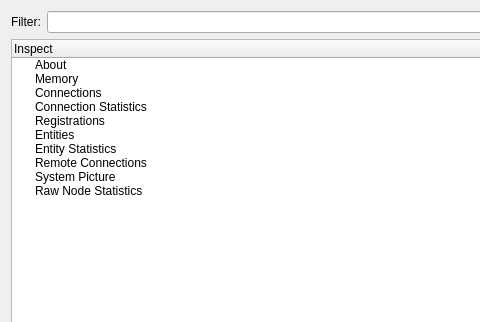
Old version of the form src/dose/dose_dobexplorer.ss/src/dosemon.ui in the repository SafirSDK/safir-sdk-core; both pictures show x 0 to 480 and y 0 to 322 of the 1184 by 682 pixel window.
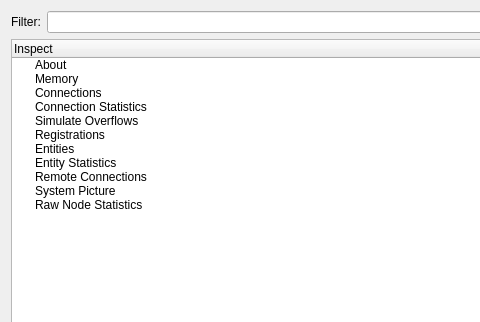
New version of the form. Icons and pictures are not drawn.

Commit message: Make it possible to toggle SimulateOverflow flags from dobexplorer #566

What changed in the file:
```diff
--- a/src/dose/dose_dobexplorer.ss/src/dosemon.ui
+++ b/src/dose/dose_dobexplorer.ss/src/dosemon.ui
@@ -82,6 +82,11 @@
            <string>&lt;html&gt;&lt;head/&gt;&lt;body&gt;&lt;p&gt;Show aggregated statistics for all local connections in one.&lt;/p&gt;&lt;/body&gt;&lt;/html&gt;</string>
           </property>
          </item>
+         <item>
+          <property name="text">
+           <string>Simulate Overflows</string>
+          </property>
+         </item>
          <item>
           <property name="text">
            <string>Registrations</string>
```
The commit also changes 9 other files.
